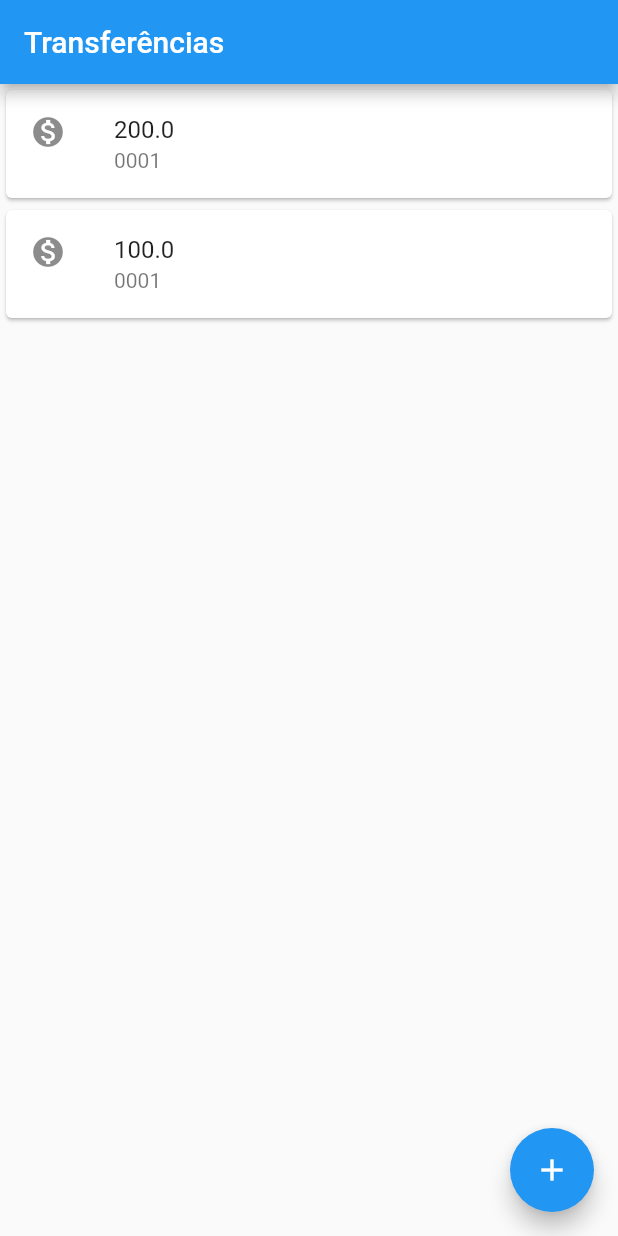
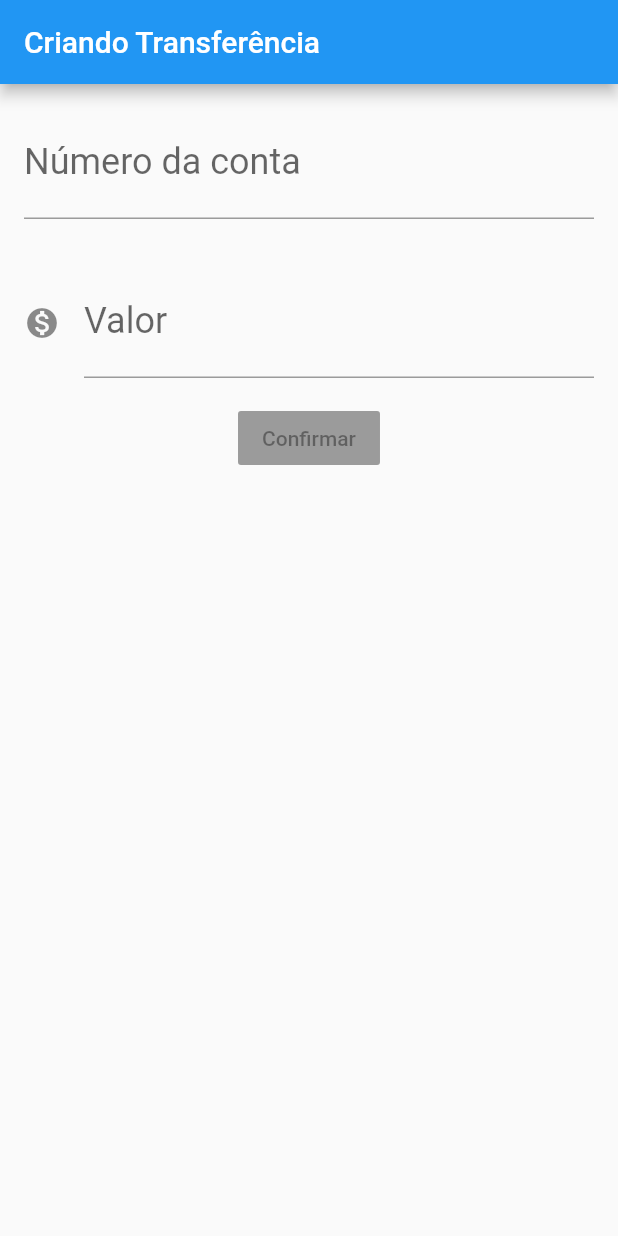
Before and after one commit to lucas170198/bytebank, a Flutter app: the screen it shows after launch, on a phone screen of 412 x 824 dp. Run offline on Flutter 3.47's test engine with Material 2 defaults, Android fonts, the phone set to English and light mode, and no system bars.

Commit message:
Criando formulario de transferencia

```diff
--- a/lib/main.dart
+++ b/lib/main.dart
@@ -5,9 +5,42 @@ void main() => runApp(BytebankApp());
 class BytebankApp extends StatelessWidget {
   @override
   Widget build(BuildContext context) {
-    return MaterialApp(
-        home: ListaTransferencias()
-    );
+    return MaterialApp(home: FormularioTransferencia());
+  }
+}
+
+class FormularioTransferencia extends StatelessWidget {
+  @override
+  Widget build(BuildContext context) {
+    return Scaffold(
+        appBar: AppBar(title: Text('Criando Transferência')),
+        body: Column(
+          children: <Widget>[
+            Padding(
+              padding: const EdgeInsets.all(16.0),
+              child: TextField(
+                style: TextStyle(fontSize: 24.0),
+                decoration: InputDecoration(
+                    labelText: 'Número da conta', hintText: '0001'),
+                keyboardType: TextInputType.number,
+              ),
+            ),
+            Padding(
+              padding: const EdgeInsets.all(16.0),
+              child: TextField(
+                style: TextStyle(fontSize: 24.0),
+                  decoration: InputDecoration(
+                      icon: Icon(Icons.monetization_on),
+                      labelText: 'Valor',
+                      hintText: '100.0'),
+                  keyboardType: TextInputType.number
+              ),
+            ),
+            RaisedButton(
+              child: Text('Confirmar'),
+            ),
+          ],
+        ));
   }
 }
 
@@ -33,6 +66,7 @@ class ListaTransferencias extends StatelessWidget {
 
 class ItemTransferencia extends StatelessWidget {
   final Transferencia _transferencia;
+
   ItemTransferencia(this._transferencia);
 
   @override
```
